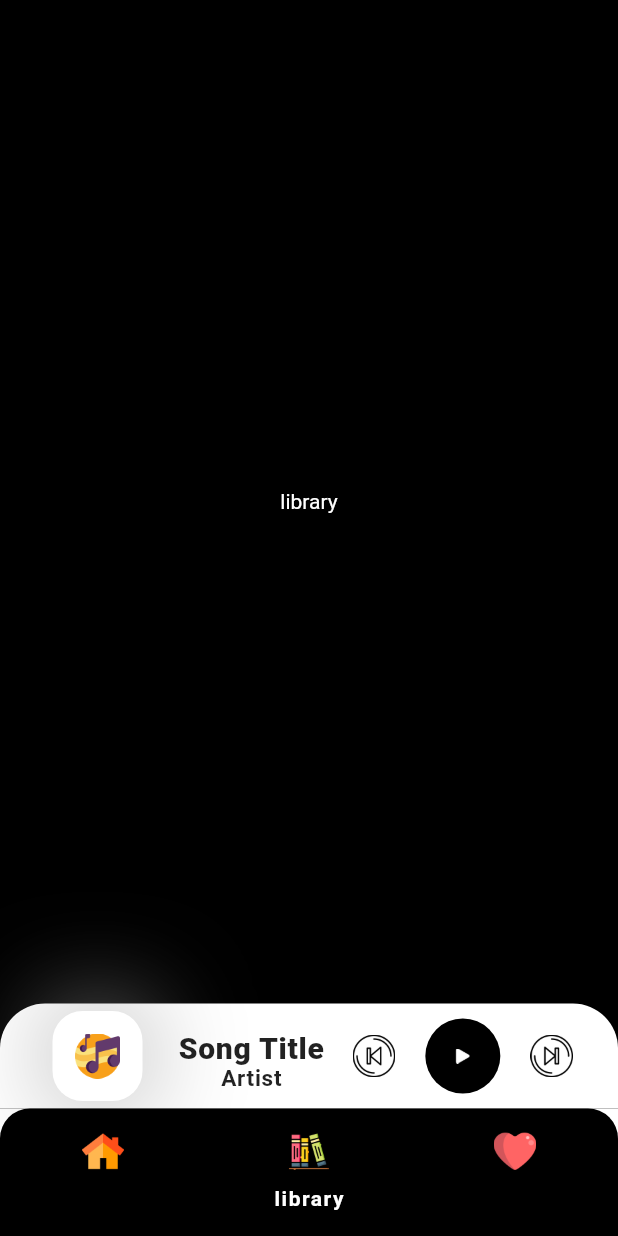
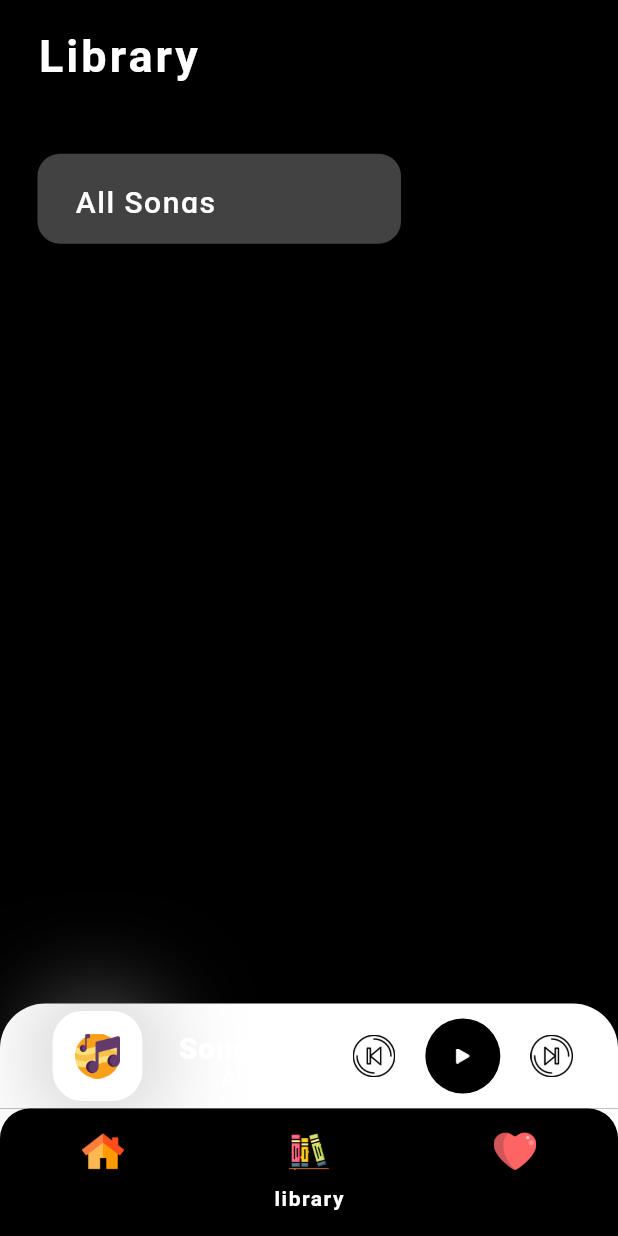
Before and after one commit to asmitranjansinha/Linus, a Flutter app: the screen it shows after launch, item 2 of the bottom bar chosen, on a phone screen of 412 x 824 dp. Run offline on Flutter 3.47's test engine with Material 2 defaults, Android fonts, the phone set to English and light mode, and no system bars; our stand-ins replace get, lottie; missing offline and left inert: flutter_advanced_seekbar.

```diff
--- a/source/linusplayer/lib/main.dart
+++ b/source/linusplayer/lib/main.dart
@@ -16,10 +16,15 @@ class MyApp extends StatelessWidget {
       title: 'Flutter Demo',
       debugShowCheckedModeBanner: false,
       theme: ThemeData(
-        primarySwatch: Colors.deepOrange,
-        scaffoldBackgroundColor: Colors.black,
-      ),
-      home: BottomNavigation(),
+          primarySwatch: Colors.deepOrange,
+          scaffoldBackgroundColor: Colors.black,
+          textTheme: const TextTheme(
+            headline1: TextStyle(color: Colors.white),
+            headline2: TextStyle(color: Colors.white),
+            bodyText2: TextStyle(color: Colors.white),
+            subtitle1: TextStyle(color: Colors.white),
+          )),
+      home: const BottomNavigation(),
     );
   }
 }
--- a/source/linusplayer/lib/views/base/bottom_music_container.dart
+++ b/source/linusplayer/lib/views/base/bottom_music_container.dart
@@ -11,10 +11,9 @@ class BottomMusicContainer extends StatelessWidget {
   Widget build(BuildContext context) {
     return InkWell(
       onTap: () {
-        Get.off(() => MusicPlayerScreen(),
+        Get.to(() => MusicPlayerScreen(),
             transition: Transition.downToUp,
-            duration: Duration(milliseconds: 900),
-            popGesture: true);
+            duration: Duration(milliseconds: 900));
       },
       child: Container(
         height: 70,
--- /dev/null
+++ b/source/linusplayer/lib/views/base/text_container.dart
@@ -0,0 +1,32 @@
+// ignore_for_file: prefer_typing_uninitialized_variables
+
+import 'package:flutter/material.dart';
+
+class TextContainer extends StatelessWidget {
+  final textData;
+  final onTap;
+  const TextContainer({super.key, required this.textData, this.onTap});
+
+  @override
+  Widget build(BuildContext context) {
+    var size = MediaQuery.of(context).size;
+    return GestureDetector(
+      onTap: onTap,
+      child: Container(
+        height: 60,
+        width: size.width / 1.7,
+        decoration: BoxDecoration(
+            color: Colors.grey.shade800,
+            borderRadius: BorderRadius.circular(15)),
+        child: Padding(
+          padding: const EdgeInsets.symmetric(horizontal: 25.0, vertical: 20.5),
+          child: Text(
+            textData,
+            style: const TextStyle(
+                fontSize: 20, fontWeight: FontWeight.w500, letterSpacing: 1),
+          ),
+        ),
+      ),
+    );
+  }
+}
--- a/source/linusplayer/lib/views/library/library_page.dart
+++ b/source/linusplayer/lib/views/library/library_page.dart
@@ -1,23 +1,40 @@
-import 'dart:ui';
-
 import 'package:flutter/material.dart';
-import 'package:flutter/src/widgets/container.dart';
-import 'package:flutter/src/widgets/framework.dart';
 import 'package:linusplayer/views/base/bottom_music_container.dart';
+import 'package:linusplayer/views/base/text_container.dart';
 
 class LibraryPage extends StatelessWidget {
   const LibraryPage({super.key});
 
   @override
   Widget build(BuildContext context) {
+    var size = MediaQuery.of(context).size;
     return Scaffold(
-      bottomNavigationBar: BottomMusicContainer(),
-      body: Center(
-        child: Text(
-          "library",
-          style: TextStyle(color: Colors.white),
-        ),
-      ),
-    );
+        bottomNavigationBar: BottomMusicContainer(),
+        body: SafeArea(
+            child: Padding(
+          padding: const EdgeInsets.symmetric(horizontal: 25),
+          child: Column(
+            crossAxisAlignment: CrossAxisAlignment.start,
+            children: [
+              const Padding(
+                padding: const EdgeInsets.symmetric(vertical: 20),
+                child: Text(
+                  "Library",
+                  style: TextStyle(
+                      fontSize: 30,
+                      letterSpacing: 2,
+                      fontWeight: FontWeight.w700),
+                ),
+              ),
+              SizedBox(
+                height: size.height / 30,
+              ),
+              TextContainer(
+                textData: "All Songs",
+                onTap: () {},
+              )
+            ],
+          ),
+        )));
   }
 }
--- a/source/linusplayer/lib/views/music_player/music_player_screen.dart
+++ b/source/linusplayer/lib/views/music_player/music_player_screen.dart
@@ -43,11 +43,7 @@ class _MusicPlayerScreenState extends State<MusicPlayerScreen>
                 children: [
                   InkWell(
                     borderRadius: BorderRadius.circular(60 / 2),
-                    onTap: () {
-                      Get.off(() => BottomNavigation(),
-                          transition: Transition.upToDown,
-                          duration: Duration(milliseconds: 500));
-                    },
+                    onTap: () => Get.back(),
                     child: Container(
                       decoration: BoxDecoration(
                           color: Colors.white,
```
Also changed, not shown: source/linusplayer/lib/views/favourite/favourite_page.dart (+21 -10 lines), source/linusplayer/lib/views/home/home_page.dart (+21 -10 lines).
